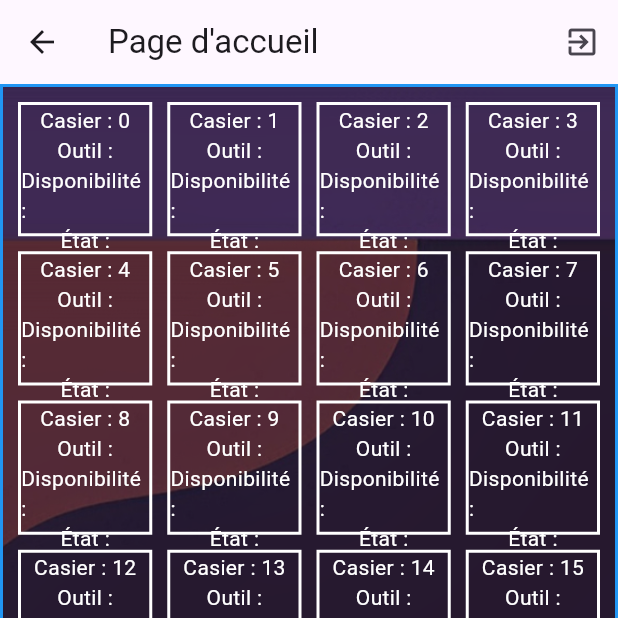
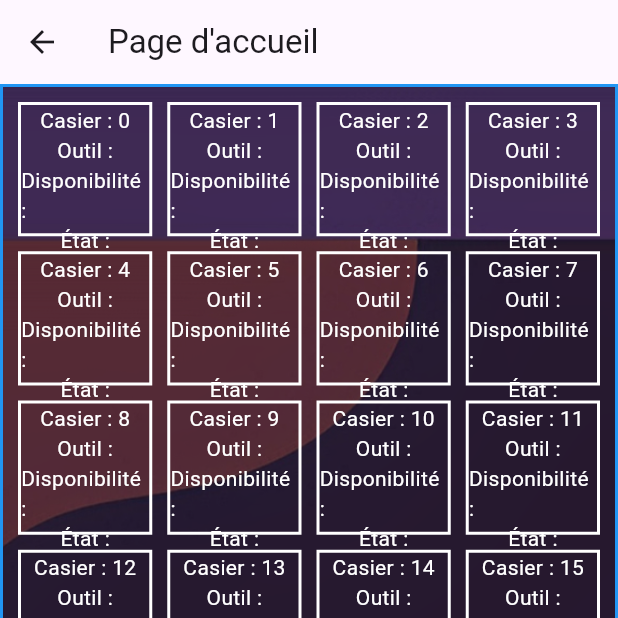
Before and after one commit to TheoPrs/FabLocker, a Flutter app: the PrincipalePage screen opened directly, on a phone screen of 412 x 824 dp, the top half of it. Run offline on Flutter 3.47's test engine with Material 3 defaults, Android fonts, the phone set to English and light mode, and no system bars.

Commit message:
Bouton retour enlever pour la page principale

```diff
--- a/fablocker/lib/PrincipalePage.dart
+++ b/fablocker/lib/PrincipalePage.dart
@@ -119,17 +119,6 @@ class PrincipalePage extends StatelessWidget {
     return Scaffold(
       appBar: AppBar(
         title: const Text('Page d\'accueil'),
-        actions: [
-          IconButton(
-            icon: const Icon(Icons.exit_to_app),
-            onPressed: () {
-              Navigator.push(
-                context,
-                MaterialPageRoute(builder: (context) => MyHomePage()),
-              );
-            },
-          ),
-        ],
       ),
       body: Container(
         decoration: BoxDecoration(
```
